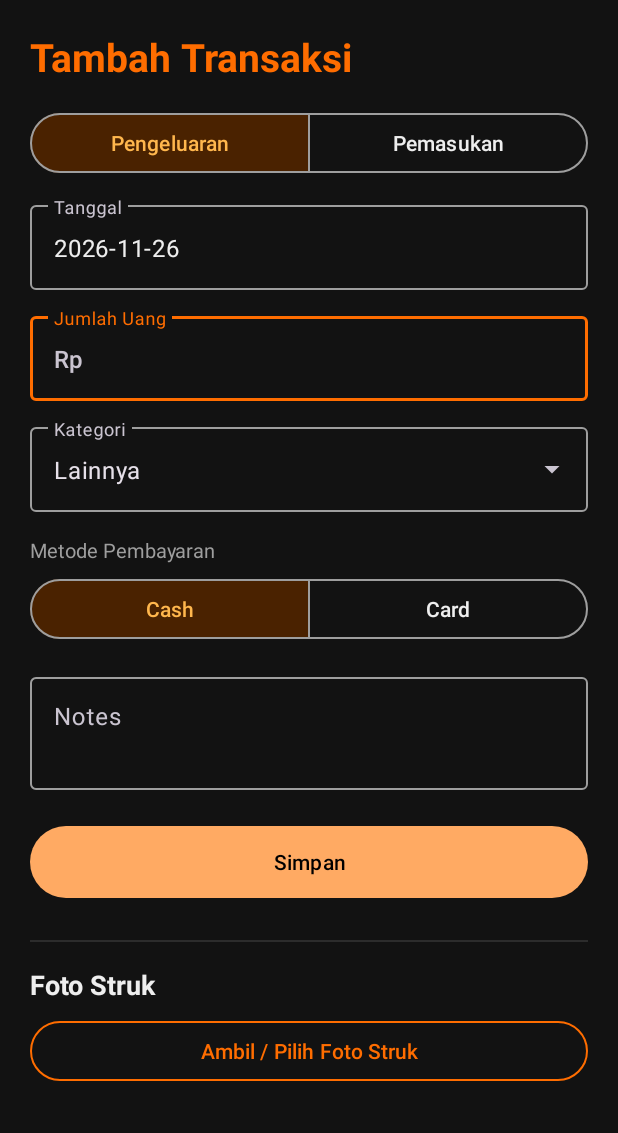
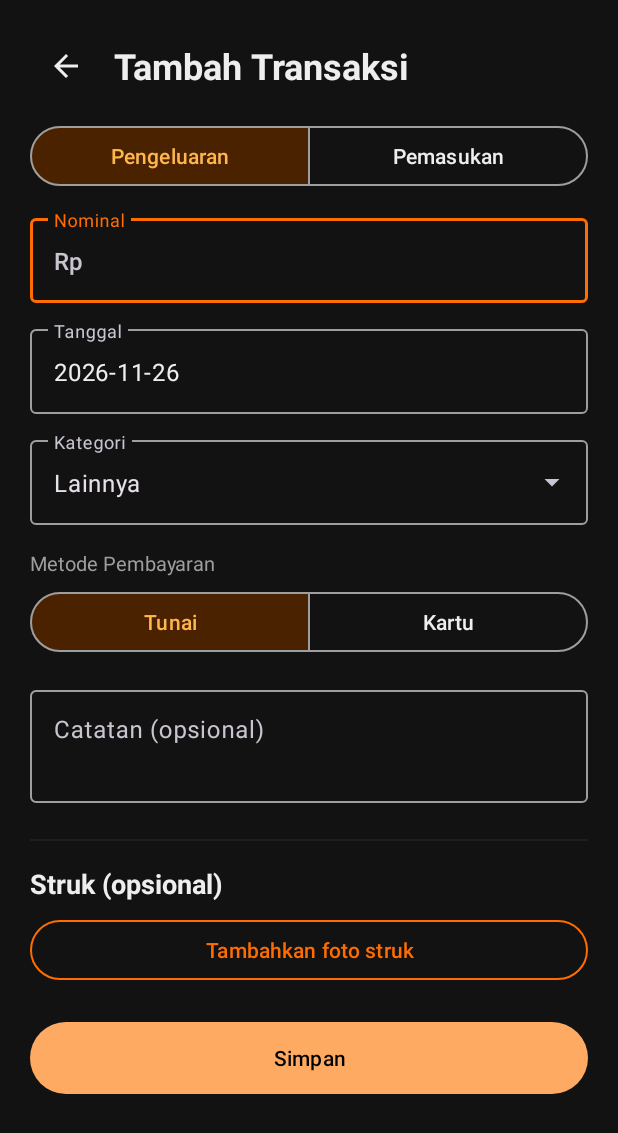
Before and after one commit to DanujaBastu/CashLens, an Android app: the FormActivity screen opened directly, with no data from a screen before it, on a phone screen of 412 x 824 dp. Shown: the top 1133 px of the screen. Run offline under Robolectric (Android 15) with nearby library versions, the phone set to English and light mode, and no system bars.

Commit message:
Logo apps + Rapihin UIUX

```diff
--- a/app/src/main/AndroidManifest.xml
+++ b/app/src/main/AndroidManifest.xml
@@ -3,13 +3,15 @@
 
     <application
         android:allowBackup="true"
+        android:icon="@mipmap/ic_launcher"
         android:label="Money Manager"
         android:supportsRtl="true"
         android:theme="@style/Theme.MoneyManager">
 
         <activity
             android:name=".MainActivity"
-            android:exported="true">
+            android:exported="true"
+            android:theme="@style/Theme.MoneyManager.Starting">
             <intent-filter>
                 <action android:name="android.intent.action.MAIN" />
                 <category android:name="android.intent.category.LAUNCHER" />
--- a/app/src/main/java/com/example/moneymanager/FormActivity.java
+++ b/app/src/main/java/com/example/moneymanager/FormActivity.java
@@ -69,6 +69,7 @@ public class FormActivity extends AppCompatActivity {
         super.onCreate(savedInstanceState);
         b = ActivityFormBinding.inflate(getLayoutInflater());
         setContentView(b.getRoot());
+        b.btnBack.setOnClickListener(v -> finish());
         db = new DBHelper(this);
         b.inputCategory.setSimpleItems(Transaction.CATEGORIES);
         b.inputCategory.setText(Transaction.OTHER_CATEGORY, false);
--- /dev/null
+++ b/app/src/main/res/color/segmented_background.xml
@@ -0,0 +1,5 @@
+<?xml version="1.0" encoding="utf-8"?>
+<selector xmlns:android="http://schemas.android.com/apk/res/android">
+    <item android:state_checked="true" android:color="@color/accent_dark" />
+    <item android:color="@color/bg" />
+</selector>
--- /dev/null
+++ b/app/src/main/res/color/segmented_text.xml
@@ -0,0 +1,5 @@
+<?xml version="1.0" encoding="utf-8"?>
+<selector xmlns:android="http://schemas.android.com/apk/res/android">
+    <item android:state_checked="true" android:color="@color/accent_light" />
+    <item android:color="@color/text" />
+</selector>
--- /dev/null
+++ b/app/src/main/res/drawable/ic_add.xml
@@ -0,0 +1,6 @@
+<?xml version="1.0" encoding="utf-8"?>
+<vector xmlns:android="http://schemas.android.com/apk/res/android"
+    android:width="24dp" android:height="24dp"
+    android:viewportWidth="24" android:viewportHeight="24">
+    <path android:fillColor="@color/black" android:pathData="M11,5h2v6h6v2h-6v6h-2v-6H5v-2h6z" />
+</vector>
--- /dev/null
+++ b/app/src/main/res/drawable/ic_back.xml
@@ -0,0 +1,7 @@
+<?xml version="1.0" encoding="utf-8"?>
+<vector xmlns:android="http://schemas.android.com/apk/res/android"
+    android:width="24dp" android:height="24dp"
+    android:viewportWidth="24" android:viewportHeight="24"
+    android:autoMirrored="true">
+    <path android:fillColor="@color/text" android:pathData="M20,11H7.83l5.59,-5.59L12,4l-8,8 8,8 1.42,-1.41L7.83,13H20z" />
+</vector>
--- /dev/null
+++ b/app/src/main/res/drawable/launch_background.xml
@@ -0,0 +1,9 @@
+<?xml version="1.0" encoding="utf-8"?>
+<layer-list xmlns:android="http://schemas.android.com/apk/res/android">
+    <item android:drawable="@color/bg" />
+    <item
+        android:width="144dp"
+        android:height="144dp"
+        android:gravity="center"
+        android:drawable="@drawable/money_manager_logo" />
+</layer-list>
--- /dev/null
+++ b/app/src/main/res/drawable/money_manager_logo.xml
@@ -0,0 +1,20 @@
+<?xml version="1.0" encoding="utf-8"?>
+<vector xmlns:android="http://schemas.android.com/apk/res/android"
+    android:width="108dp"
+    android:height="108dp"
+    android:viewportWidth="108"
+    android:viewportHeight="108">
+
+    <path
+        android:fillColor="@color/accent_light"
+        android:pathData="M32,39 L68,29 Q73,28 74,33 L76,43 L32,48 Z" />
+    <path
+        android:fillColor="@color/accent"
+        android:pathData="M33,39 H74 Q82,39 82,47 V68 Q82,76 74,76 H33 Q26,76 26,69 V46 Q26,39 33,39 Z" />
+    <path
+        android:fillColor="@color/accent_dark"
+        android:pathData="M82,50 H70 A8,8 0,0 0,70 66 H82 Z" />
+    <path
+        android:fillColor="@color/accent_light"
+        android:pathData="M70,55 A3,3 0,1 0,70 61 A3,3 0,1 0,70 55 Z" />
+</vector>
--- /dev/null
+++ b/app/src/main/res/drawable/panel_background.xml
@@ -0,0 +1,5 @@
+<?xml version="1.0" encoding="utf-8"?>
+<shape xmlns:android="http://schemas.android.com/apk/res/android">
+    <solid android:color="@color/surface" />
+    <corners android:radius="16dp" />
+</shape>
--- a/app/src/main/res/layout/activity_form.xml
+++ b/app/src/main/res/layout/activity_form.xml
@@ -13,15 +13,31 @@
         android:orientation="vertical"
         android:padding="20dp">
 
-        <TextView
-            android:id="@+id/tvTitle"
-            android:layout_width="wrap_content"
+        <LinearLayout
+            android:layout_width="match_parent"
             android:layout_height="wrap_content"
-            android:layout_marginBottom="16dp"
-            android:text="Tambah Transaksi"
-            android:textColor="@color/accent"
-            android:textSize="26sp"
-            android:textStyle="bold" />
+            android:layout_marginBottom="12dp"
+            android:gravity="center_vertical"
+            android:orientation="horizontal">
+
+            <ImageButton
+                android:id="@+id/btnBack"
+                style="@style/Widget.MoneyManager.Back"
+                android:layout_width="48dp"
+                android:layout_height="48dp"
+                android:layout_marginEnd="8dp" />
+
+            <TextView
+                android:id="@+id/tvTitle"
+                android:layout_width="0dp"
+                android:layout_height="wrap_content"
+                android:layout_weight="1"
+                android:accessibilityHeading="true"
+                android:text="Tambah Transaksi"
+                android:textColor="@color/text"
+                android:textSize="24sp"
+                android:textStyle="bold" />
+        </LinearLayout>
 
         <com.google.android.material.button.MaterialButtonToggleGroup
             android:id="@+id/toggleType"
@@ -34,7 +50,7 @@
 
             <Button
                 android:id="@+id/btnExpense"
-                style="@style/Widget.Material3.Button.OutlinedButton"
+                style="@style/Widget.MoneyManager.Segment"
                 android:layout_width="0dp"
                 android:layout_height="wrap_content"
                 android:layout_weight="1"
@@ -43,7 +59,7 @@
 
             <Button
                 android:id="@+id/btnIncome"
-                style="@style/Widget.Material3.Button.OutlinedButton"
+                style="@style/Widget.MoneyManager.Segment"
                 android:layout_width="0dp"
                 android:layout_height="wrap_content"
                 android:layout_weight="1"
@@ -52,10 +68,27 @@
         </com.google.android.material.button.MaterialButtonToggleGroup>
 
         <com.google.android.material.textfield.TextInputLayout
+            android:id="@+id/tilAmount"
+            style="@style/Widget.Material3.TextInputLayout.OutlinedBox"
+            android:layout_width="match_parent"
+            android:layout_height="wrap_content"
+            android:hint="Nominal"
+            app:prefixText="Rp ">
+
+            <com.google.android.material.textfield.TextInputEditText
+                android:id="@+id/etAmount"
+                android:layout_width="match_parent"
+                android:layout_height="wrap_content"
+                android:digits="0123456789.,"
+                android:inputType="number" />
+        </com.google.android.material.textfield.TextInputLayout>
+
+        <com.google.android.material.textfield.TextInputLayout
             android:id="@+id/tilDate"
             style="@style/Widget.Material3.TextInputLayout.OutlinedBox"
             android:layout_width="match_parent"
             android:layout_height="wrap_content"
+            android:layout_marginTop="12dp"
             android:hint="Tanggal">
 
             <com.google.android.material.textfield.TextInputEditText
@@ -65,23 +98,6 @@
                 android:clickable="true"
                 android:focusable="false"
                 android:inputType="none" />
-        </com.google.android.material.textfield.TextInputLayout>
-
-        <com.google.android.material.textfield.TextInputLayout
-            android:id="@+id/tilAmount"
-            style="@style/Widget.Material3.TextInputLayout.OutlinedBox"
-            android:layout_width="match_parent"
-            android:layout_height="wrap_content"
-            android:layout_marginTop="12dp"
-            android:hint="Jumlah Uang"
-            app:prefixText="Rp ">
-
-            <com.google.android.material.textfield.TextInputEditText
-                android:id="@+id/etAmount"
-                android:layout_width="match_parent"
-                android:layout_height="wrap_content"
-                android:digits="0123456789.,"
-                android:inputType="number" />
         </com.google.android.material.textfield.TextInputLayout>
 
         <com.google.android.material.textfield.TextInputLayout
@@ -116,21 +132,21 @@
 
             <Button
                 android:id="@+id/btnCash"
-                style="@style/Widget.Material3.Button.OutlinedButton"
+                style="@style/Widget.MoneyManager.Segment"
                 android:layout_width="0dp"
                 android:layout_height="wrap_content"
                 android:layout_weight="1"
                 android:stateListAnimator="@animator/button_press"
-                android:text="Cash" />
+                android:text="Tunai" />
 
             <Button
                 android:id="@+id/btnCard"
-                style="@style/Widget.Material3.Button.OutlinedButton"
+                style="@style/Widget.MoneyManager.Segment"
                 android:layout_width="0dp"
                 android:layout_height="wrap_content"
                 android:layout_weight="1"
                 android:stateListAnimator="@animator/button_press"
-                android:text="Card" />
+                android:text="Kartu" />
         </com.google.android.material.button.MaterialButtonToggleGroup>
 
         <com.google.android.material.textfield.TextInputLayout
@@ -138,7 +154,7 @@
             android:layout_width="match_parent"
             android:layout_height="wrap_content"
             android:layout_marginTop="16dp"
-            android:hint="Notes">
+            android:hint="Catatan (opsional)">
 
             <com.google.android.material.textfield.TextInputEditText
                 android:id="@+id/etNotes"
@@ -148,6 +164,43 @@
                 android:inputType="textMultiLine|textCapSentences"
                 android:minLines="2" />
         </com.google.android.material.textfield.TextInputLayout>
+
+        <View
+            android:layout_width="match_parent"
+            android:layout_height="1dp"
+            android:layout_marginTop="24dp"
+            android:layout_marginBottom="16dp"
+            android:background="@color/surface" />
+
+        <TextView
+            android:layout_width="wrap_content"
+            android:layout_height="wrap_content"
+            android:text="Struk (opsional)"
+            android:textColor="@color/text"
+            android:textSize="18sp"
+            android:textStyle="bold" />
+
+        <Button
+            android:id="@+id/btnPhoto"
+            style="@style/Widget.Material3.Button.OutlinedButton"
+            android:layout_width="match_parent"
+            android:layout_height="wrap_content"
+            android:layout_marginTop="8dp"
+            android:stateListAnimator="@animator/button_press"
+            android:text="Tambahkan foto struk"
+            android:textColor="@color/accent"
+            app:strokeColor="@color/accent" />
+
+        <ImageView
+            android:id="@+id/imgReceipt"
+            android:layout_width="match_parent"
+            android:layout_height="wrap_content"
+            android:layout_marginTop="12dp"
+            android:adjustViewBounds="true"
+            android:contentDescription="Foto struk"
+            android:maxHeight="220dp"
+            android:scaleType="fitCenter"
+            android:visibility="gone" />
 
         <LinearLayout
             android:layout_width="match_parent"
@@ -176,41 +229,5 @@
                 android:visibility="gone"
                 app:strokeColor="@color/red" />
         </LinearLayout>
-
-        <View
-            android:layout_width="match_parent"
-            android:layout_height="1dp"
-            android:layout_marginTop="24dp"
-            android:layout_marginBottom="16dp"
-            android:background="#2C2C2C" />
-
-        <TextView
-            android:layout_width="wrap_content"
-            android:layout_height="wrap_content"
-            android:text="Foto Struk"
-            android:textColor="@color/text"
-            android:textSize="18sp"
-            android:textStyle="bold" />
-
-        <Button
-            android:id="@+id/btnPhoto"
-            style="@style/Widget.Material3.Button.OutlinedButton"
-            android:layout_width="match_parent"
-            android:layout_height="wrap_content"
-            android:layout_marginTop="8dp"
-            android:stateListAnimator="@animator/button_press"
-            android:text="Ambil / Pilih Foto Struk"
-            android:textColor="@color/accent"
-            app:strokeColor="@color/accent" />
-
-        <ImageView
-            android:id="@+id/imgReceipt"
-            android:layout_width="match_parent"
-            android:layout_height="wrap_content"
-            android:layout_marginTop="12dp"
-            android:adjustViewBounds="true"
-            android:contentDescription="Foto struk"
-            android:scaleType="fitCenter"
-            android:visibility="gone" />
     </LinearLayout>
 </ScrollView>
--- a/app/src/main/res/layout/item_transaction.xml
+++ b/app/src/main/res/layout/item_transaction.xml
@@ -11,7 +11,7 @@
         android:layout_width="match_parent"
         android:layout_height="1dp"
         android:layout_marginTop="4dp"
-        android:background="@color/text_dim"
+        android:background="@color/surface"
         android:visibility="gone" />
 
     <TextView
@@ -41,6 +41,7 @@
             <LinearLayout
                 android:layout_width="0dp"
                 android:layout_height="wrap_content"
+                android:layout_marginEnd="12dp"
                 android:layout_weight="1"
                 android:orientation="vertical">
                 <TextView
@@ -77,7 +78,7 @@
                     android:layout_width="wrap_content"
                     android:layout_height="wrap_content"
                     android:layout_marginTop="2dp"
-                    android:textColor="@color/red"
+                    android:textColor="@color/text_dim"
                     android:textSize="12sp"
                     android:textStyle="bold" />
             </LinearLayout>
--- /dev/null
+++ b/app/src/main/res/mipmap-anydpi-v26/ic_launcher.xml
@@ -0,0 +1,5 @@
+<?xml version="1.0" encoding="utf-8"?>
+<adaptive-icon xmlns:android="http://schemas.android.com/apk/res/android">
+    <background android:drawable="@color/bg" />
+    <foreground android:drawable="@drawable/money_manager_logo" />
+</adaptive-icon>
--- /dev/null
+++ b/app/src/main/res/values-v31/themes.xml
@@ -0,0 +1,7 @@
+<?xml version="1.0" encoding="utf-8"?>
+<resources>
+    <style name="Theme.MoneyManager.Starting" parent="Theme.MoneyManager.Starting.Base">
+        <item name="android:windowSplashScreenBackground">@color/bg</item>
+        <item name="android:windowSplashScreenAnimatedIcon">@drawable/money_manager_logo</item>
+    </style>
+</resources>
--- a/app/src/main/res/values/themes.xml
+++ b/app/src/main/res/values/themes.xml
@@ -13,4 +13,24 @@
         <item name="android:statusBarColor">@color/bg</item>
         <item name="android:navigationBarColor">@color/bg</item>
     </style>
+
+    <style name="Theme.MoneyManager.Starting.Base" parent="Theme.MoneyManager">
+        <item name="android:windowBackground">@drawable/launch_background</item>
+    </style>
+
+    <style name="Theme.MoneyManager.Starting" parent="Theme.MoneyManager.Starting.Base" />
+
+    <style name="Widget.MoneyManager.Segment" parent="Widget.Material3.Button.OutlinedButton">
+        <item name="backgroundTint">@color/segmented_background</item>
+        <item name="android:textColor">@color/segmented_text</item>
+        <item name="android:minHeight">48dp</item>
+        <item name="android:paddingStart">8dp</item>
+        <item name="android:paddingEnd">8dp</item>
+    </style>
+
+    <style name="Widget.MoneyManager.Back" parent="Widget.AppCompat.ImageButton">
+        <item name="android:background">?attr/selectableItemBackgroundBorderless</item>
+        <item name="android:contentDescription">Kembali</item>
+        <item name="android:src">@drawable/ic_back</item>
+    </style>
 </resources>
```
Also changed, not shown: app/src/main/java/com/example/moneymanager/MainActivity.java (+15 -0 lines), app/src/main/java/com/example/moneymanager/TransactionAdapter.java (+3 -4 lines), app/src/main/res/layout/activity_analysis.xml (+30 -13 lines), app/src/main/res/layout/activity_main.xml (+58 -37 lines), app/src/main/res/mipmap-anydpi/ic_launcher.xml (added, +14 -0 lines).
